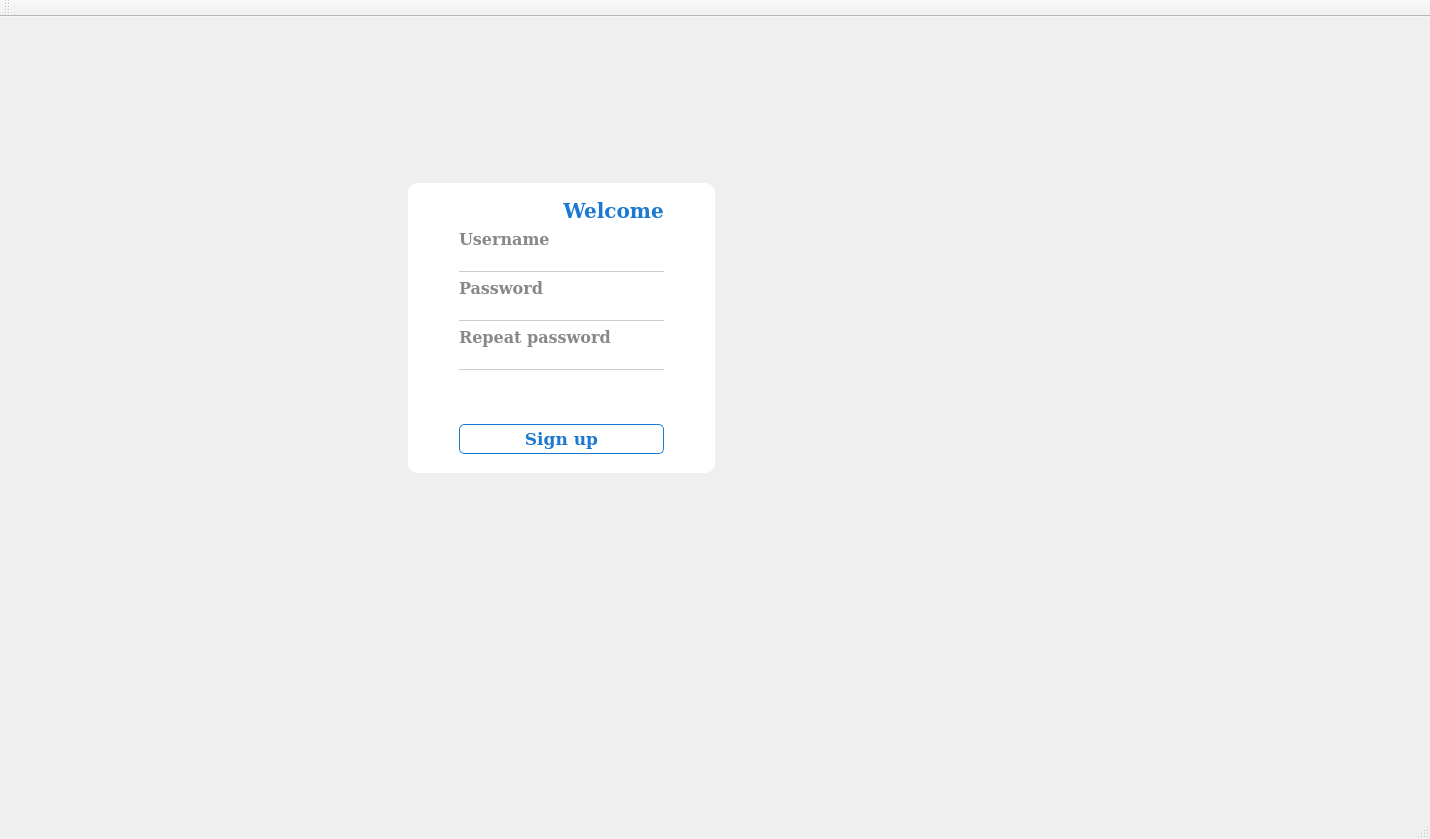
Old version of the form ALPRUI/mainui.ui in the repository Dav00Arm/ALPR_NANO.
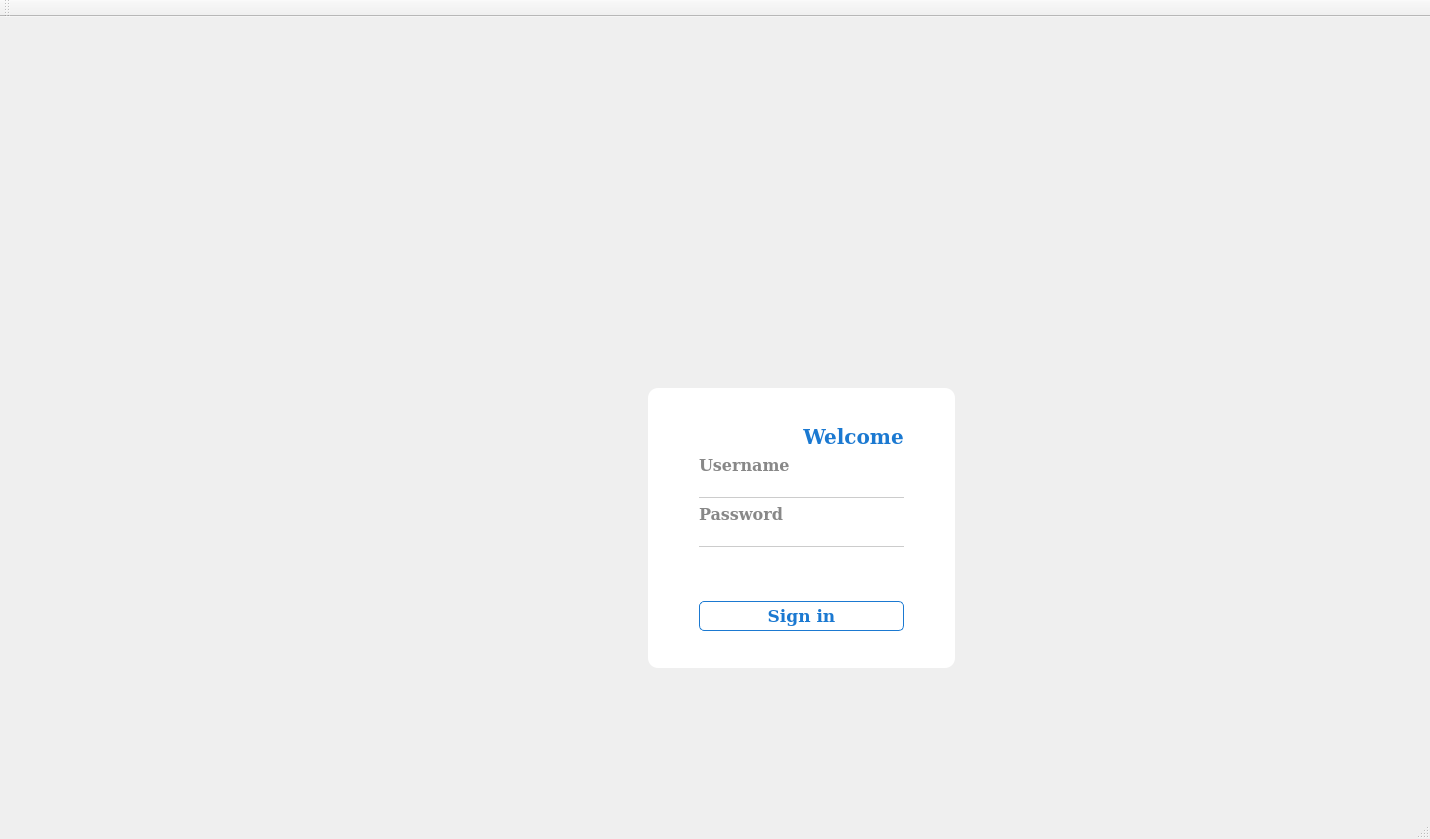
New version of the form. The open tabs and pages were chosen to show the change.

```diff
--- a/ALPRUI/mainui.ui
+++ b/ALPRUI/mainui.ui
@@ -25,6 +25,10 @@
 	border-radius: 10px;
 }
 
+#widget_3{
+	border-radius: 10px;
+}
+
 QLabel{
 	color: #888888;
 }
@@ -45,6 +49,11 @@
 	border-radius: 5px;
 }
 
+QPushButton#SignIn_button{
+	color: rgb(27, 121, 209);
+	border: 1px solid rgb(27, 121, 209);
+	border-radius: 5px;
+}
 </string>
   </property>
   <widget class="QWidget" name="centralWidget">
@@ -862,6 +871,382 @@
         <property name="text">
          <string>Home</string>
         </property>
+       </widget>
+       <widget class="QLabel" name="AddLineWarning">
+        <property name="geometry">
+         <rect>
+          <x>430</x>
+          <y>80</y>
+          <width>81</width>
+          <height>16</height>
+         </rect>
+        </property>
+        <property name="styleSheet">
+         <string notr="true">color: red;</string>
+        </property>
+        <property name="text">
+         <string>Choose a camera</string>
+        </property>
+       </widget>
+       <widget class="QLabel" name="WhiteListLabel">
+        <property name="geometry">
+         <rect>
+          <x>130</x>
+          <y>30</y>
+          <width>81</width>
+          <height>16</height>
+         </rect>
+        </property>
+        <property name="text">
+         <string/>
+        </property>
+       </widget>
+       <widget class="QLabel" name="CheckBoxWarning">
+        <property name="geometry">
+         <rect>
+          <x>350</x>
+          <y>40</y>
+          <width>201</width>
+          <height>31</height>
+         </rect>
+        </property>
+        <property name="styleSheet">
+         <string notr="true">color: red;</string>
+        </property>
+        <property name="text">
+         <string>Warning</string>
+        </property>
+       </widget>
+       <widget class="QPushButton" name="resetLogin">
+        <property name="geometry">
+         <rect>
+          <x>700</x>
+          <y>360</y>
+          <width>201</width>
+          <height>51</height>
+         </rect>
+        </property>
+        <property name="font">
+         <font>
+          <family>DejaVu Serif</family>
+          <pointsize>11</pointsize>
+          <weight>75</weight>
+          <bold>true</bold>
+         </font>
+        </property>
+        <property name="cursor">
+         <cursorShape>PointingHandCursor</cursorShape>
+        </property>
+        <property name="text">
+         <string>Reset 
+ password</string>
+        </property>
+       </widget>
+      </widget>
+      <widget class="QWidget" name="SignIn">
+       <widget class="QWidget" name="CenterWidget_2" native="true">
+        <property name="enabled">
+         <bool>true</bool>
+        </property>
+        <property name="geometry">
+         <rect>
+          <x>440</x>
+          <y>250</y>
+          <width>700</width>
+          <height>500</height>
+         </rect>
+        </property>
+        <property name="minimumSize">
+         <size>
+          <width>0</width>
+          <height>0</height>
+         </size>
+        </property>
+        <property name="autoFillBackground">
+         <bool>false</bool>
+        </property>
+        <layout class="QGridLayout" name="gridLayout_4">
+         <item row="1" column="1">
+          <widget class="QWidget" name="widget_3" native="true">
+           <property name="minimumSize">
+            <size>
+             <width>250</width>
+             <height>280</height>
+            </size>
+           </property>
+           <property name="font">
+            <font>
+             <kerning>false</kerning>
+            </font>
+           </property>
+           <property name="layoutDirection">
+            <enum>Qt::LeftToRight</enum>
+           </property>
+           <property name="styleSheet">
+            <string notr="true">background-color: rgb(255, 255, 255);</string>
+           </property>
+           <layout class="QGridLayout" name="gridLayout_5">
+            <item row="0" column="1">
+             <spacer name="verticalSpacer_5">
+              <property name="orientation">
+               <enum>Qt::Vertical</enum>
+              </property>
+              <property name="sizeHint" stdset="0">
+               <size>
+                <width>20</width>
+                <height>5</height>
+               </size>
+              </property>
+             </spacer>
+            </item>
+            <item row="1" column="0">
+             <spacer name="horizontalSpacer_5">
+              <property name="orientation">
+               <enum>Qt::Horizontal</enum>
+              </property>
+              <property name="sizeHint" stdset="0">
+               <size>
+                <width>40</width>
+                <height>20</height>
+               </size>
+              </property>
+             </spacer>
+            </item>
+            <item row="1" column="1">
+             <layout class="QVBoxLayout" name="verticalLayout_3">
+              <property name="spacing">
+               <number>20</number>
+              </property>
+              <property name="bottomMargin">
+               <number>0</number>
+              </property>
+              <item>
+               <layout class="QVBoxLayout" name="verticalLayout_4" stretch="0,0,0,0,0">
+                <property name="spacing">
+                 <number>6</number>
+                </property>
+                <item>
+                 <widget class="QLabel" name="Welcome_2">
+                  <property name="sizePolicy">
+                   <sizepolicy hsizetype="Preferred" vsizetype="Preferred">
+                    <horstretch>0</horstretch>
+                    <verstretch>0</verstretch>
+                   </sizepolicy>
+                  </property>
+                  <property name="font">
+                   <font>
+                    <family>DejaVu Serif</family>
+                    <pointsize>15</pointsize>
+                    <weight>75</weight>
+                    <bold>true</bold>
+                   </font>
+                  </property>
+                  <property name="styleSheet">
+                   <string notr="true">color: rgb(27, 121, 209);</string>
+                  </property>
+                  <property name="text">
+                   <string>               Welcome</string>
+                  </property>
+                 </widget>
+                </item>
+                <item>
+                 <widget class="QLabel" name="Username_label_2">
+                  <property name="font">
+                   <font>
+                    <family>DejaVu Serif</family>
+                    <pointsize>12</pointsize>
+                    <weight>75</weight>
+                    <bold>true</bold>
+                   </font>
+                  </property>
+                  <property name="text">
+                   <string>Username</string>
+                  </property>
+                 </widget>
+                </item>
+                <item>
+                 <widget class="QLineEdit" name="Username_input_SignIn">
+                  <property name="minimumSize">
+                   <size>
+                    <width>200</width>
+                    <height>0</height>
+                   </size>
+                  </property>
+                 </widget>
+                </item>
+                <item>
+                 <widget class="QLabel" name="Password_label_2">
+                  <property name="font">
+                   <font>
+                    <family>DejaVu Serif</family>
+                    <pointsize>12</pointsize>
+                    <weight>75</weight>
+                    <bold>true</bold>
+                   </font>
+                  </property>
+                  <property name="text">
+                   <string>Password</string>
+                  </property>
+                 </widget>
+                </item>
+                <item>
+                 <widget class="QLineEdit" name="Password_input_SignIn">
+                  <property name="minimumSize">
+                   <size>
+                    <width>200</width>
+                    <height>0</height>
+                   </size>
+                  </property>
+                  <property name="echoMode">
+                   <enum>QLineEdit::Password</enum>
+                  </property>
+                 </widget>
+                </item>
+               </layout>
+              </item>
+              <item>
+               <widget class="QLabel" name="Password_mismatch_2">
+                <property name="styleSheet">
+                 <string notr="true">color: red;</string>
+                </property>
+                <property name="text">
+                 <string/>
+                </property>
+                <property name="margin">
+                 <number>0</number>
+                </property>
+               </widget>
+              </item>
+              <item>
+               <widget class="QPushButton" name="SignIn_button">
+                <property name="minimumSize">
+                 <size>
+                  <width>0</width>
+                  <height>30</height>
+                 </size>
+                </property>
+                <property name="font">
+                 <font>
+                  <family>DejaVu Serif</family>
+                  <pointsize>13</pointsize>
+                  <weight>75</weight>
+                  <bold>true</bold>
+                  <stylestrategy>PreferAntialias</stylestrategy>
+                  <kerning>true</kerning>
+                 </font>
+                </property>
+                <property name="cursor">
+                 <cursorShape>PointingHandCursor</cursorShape>
+                </property>
+                <property name="autoFillBackground">
+                 <bool>false</bool>
+                </property>
+                <property name="styleSheet">
+                 <string notr="true">QPushButton:hover:pressed{
+	background-color: rgb(27, 121, 209);
+	color: #fff;
+}
+
+QPushButton:hover{
+	background-color: #74A3EC;
+	color: #fff;
+}</string>
+                </property>
+                <property name="text">
+                 <string>Sign in</string>
+                </property>
+                <property name="autoDefault">
+                 <bool>false</bool>
+                </property>
+                <property name="default">
+                 <bool>false</bool>
+                </property>
+               </widget>
+              </item>
+             </layout>
+            </item>
+            <item row="1" column="2">
+             <spacer name="horizontalSpacer_6">
+              <property name="orientation">
+               <enum>Qt::Horizontal</enum>
+              </property>
+              <property name="sizeHint" stdset="0">
+               <size>
+                <width>40</width>
+                <height>20</height>
+               </size>
+              </property>
+             </spacer>
+            </item>
+            <item row="2" column="1">
+             <spacer name="verticalSpacer_6">
+              <property name="orientation">
+               <enum>Qt::Vertical</enum>
+              </property>
+              <property name="sizeHint" stdset="0">
+               <size>
+                <width>20</width>
+                <height>8</height>
+               </size>
+              </property>
+             </spacer>
+            </item>
+           </layout>
+          </widget>
+         </item>
+         <item row="1" column="2">
+          <spacer name="horizontalSpacer_7">
+           <property name="orientation">
+            <enum>Qt::Horizontal</enum>
+           </property>
+           <property name="sizeHint" stdset="0">
+            <size>
+             <width>149</width>
+             <height>20</height>
+            </size>
+           </property>
+          </spacer>
+         </item>
+         <item row="2" column="1">
+          <spacer name="verticalSpacer_7">
+           <property name="orientation">
+            <enum>Qt::Vertical</enum>
+           </property>
+           <property name="sizeHint" stdset="0">
+            <size>
+             <width>20</width>
+             <height>49</height>
+            </size>
+           </property>
+          </spacer>
+         </item>
+         <item row="1" column="0">
+          <spacer name="horizontalSpacer_8">
+           <property name="orientation">
+            <enum>Qt::Horizontal</enum>
+           </property>
+           <property name="sizeHint" stdset="0">
+            <size>
+             <width>149</width>
+             <height>20</height>
+            </size>
+           </property>
+          </spacer>
+         </item>
+         <item row="0" column="1">
+          <spacer name="verticalSpacer_8">
+           <property name="orientation">
+            <enum>Qt::Vertical</enum>
+           </property>
+           <property name="sizeHint" stdset="0">
+            <size>
+             <width>20</width>
+             <height>49</height>
+            </size>
+           </property>
+          </spacer>
+         </item>
+        </layout>
        </widget>
       </widget>
      </widget>
```
Left out of the diff: 18 changed lines with no effect on the pictures.
